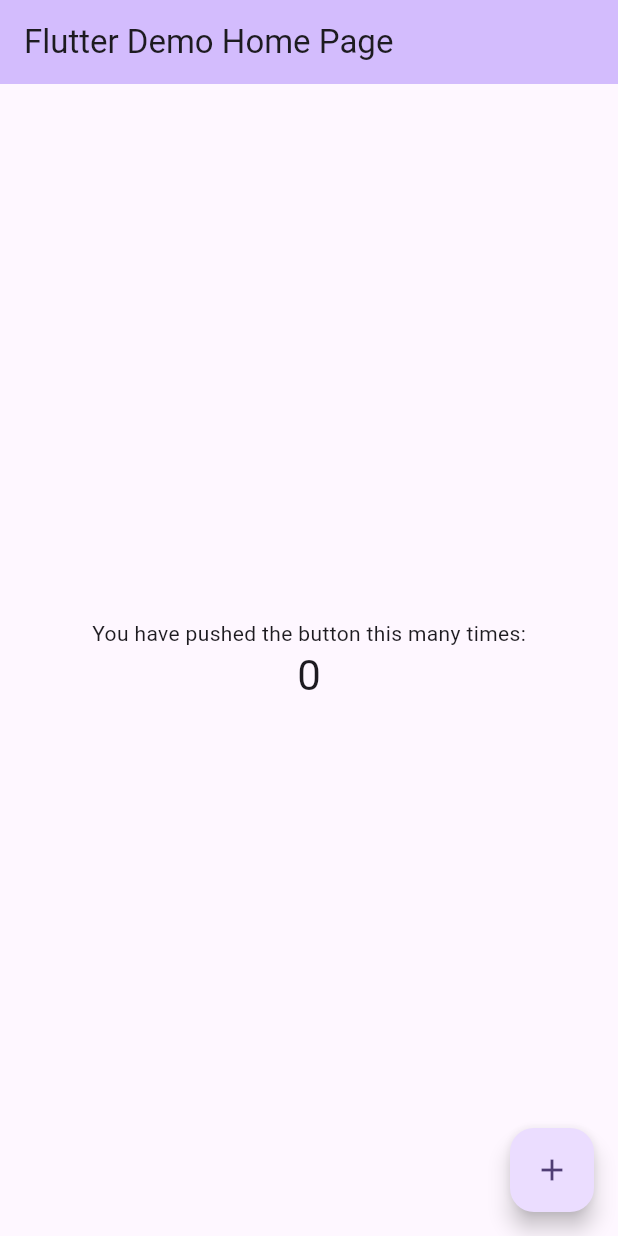
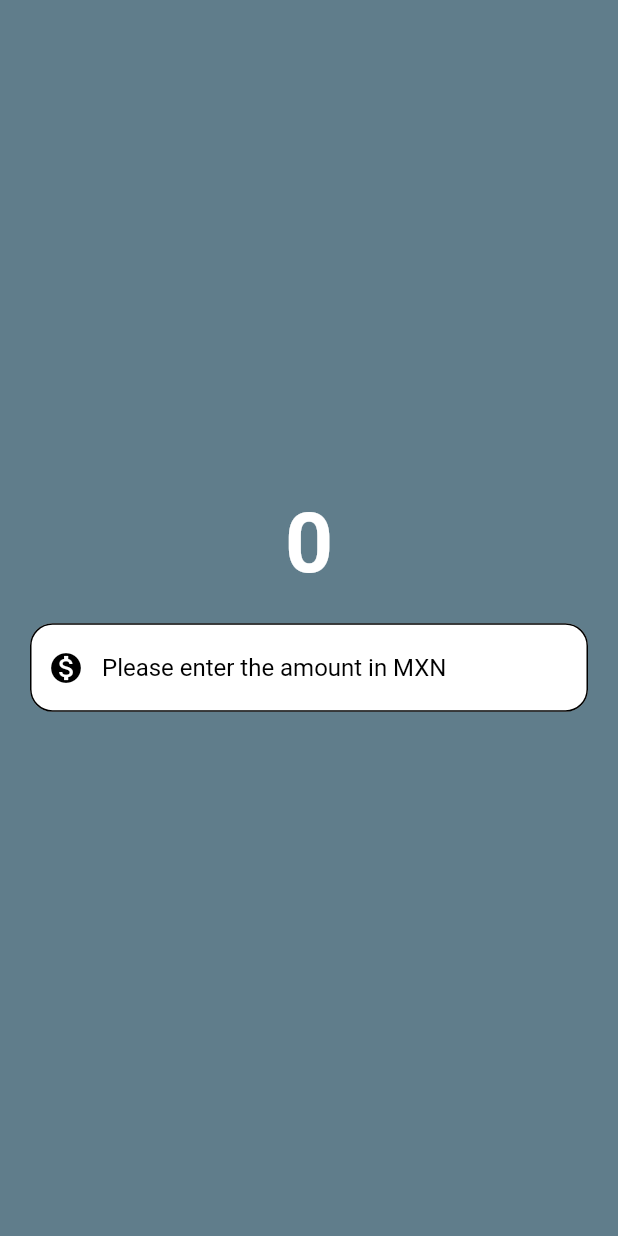
Before and after one commit to jordimauricio/currency_converter, a Flutter app: the screen it shows after launch, on a phone screen of 412 x 824 dp. Run offline on Flutter 3.47's test engine with Material 2 defaults, Android fonts, the phone set to English and light mode, and no system bars.

Commit message:
Basic UI and input text

```diff
--- /dev/null
+++ b/lib/currency_converter_material_page.dart
@@ -0,0 +1,62 @@
+import 'package:flutter/material.dart';
+import 'package:flutter/services.dart';
+
+class CurrencyConverterMaterialPage extends StatelessWidget {
+  const CurrencyConverterMaterialPage({super.key});
+
+  @override
+  Widget build(BuildContext context) {
+    return Scaffold(
+      backgroundColor: Colors.blueGrey,
+      body: Center(
+        child: Column(
+          mainAxisAlignment: MainAxisAlignment.center,
+          children: [
+            const Text(
+              "0",
+              style: TextStyle(
+                fontSize: 56,
+                fontWeight: FontWeight.bold,
+                color: Color.fromARGB(255, 255, 255, 255),
+              ),
+            ),
+            Container(
+              padding: const EdgeInsets.all(20),
+              child: TextField(
+                style: const TextStyle(
+                  color: Colors.black,
+                ),
+                decoration: const InputDecoration(
+                  hintText: "Please enter the amount in MXN",
+                  hintStyle: TextStyle(
+                    color: Colors.black,
+                  ),
+                  prefixIcon: Icon(
+                    Icons.monetization_on,
+                    color: Colors.black,
+                  ),
+                  filled: true,
+                  fillColor: Colors.white,
+                  focusedBorder: OutlineInputBorder(
+                    borderRadius: BorderRadius.all(
+                      Radius.circular(15),
+                    ),
+                  ),
+                  enabledBorder: OutlineInputBorder(
+                    borderRadius: BorderRadius.all(
+                      Radius.circular(15),
+                    ),
+                  ),
+                ),
+                keyboardType: const TextInputType.numberWithOptions(
+                  decimal: true,
+                ),
+                inputFormatters: [FilteringTextInputFormatter.digitsOnly],
+              ),
+            ),
+          ],
+        ),
+      ),
+    );
+  }
+}
--- a/lib/main.dart
+++ b/lib/main.dart
@@ -1,3 +1,4 @@
+import 'package:currency_converter/currency_converter_material_page.dart';
 import 'package:flutter/material.dart';
 
 void main() {
@@ -6,120 +7,10 @@ void main() {
 
 class MyApp extends StatelessWidget {
   const MyApp({super.key});
-
-  // This widget is the root of your application.
   @override
   Widget build(BuildContext context) {
-    return MaterialApp(
-      title: 'Flutter Demo',
-      theme: ThemeData(
-        // This is the theme of your application.
-        //
-        // TRY THIS: Try running your application with "flutter run". You'll see
-        // the application has a blue toolbar. Then, without quitting the app,
-        // try changing the seedColor in the colorScheme below to Colors.green
-        // and then invoke "hot reload" (save your changes or press the "hot
-        // reload" button in a Flutter-supported IDE, or press "r" if you used
-        // the command line to start the app).
-        //
-        // Notice that the counter didn't reset back to zero; the application
-        // state is not lost during the reload. To reset the state, use hot
-        // restart instead.
-        //
-        // This works for code too, not just values: Most code changes can be
-        // tested with just a hot reload.
-        colorScheme: ColorScheme.fromSeed(seedColor: Colors.deepPurple),
-        useMaterial3: true,
-      ),
-      home: const MyHomePage(title: 'Flutter Demo Home Page'),
+    return const MaterialApp(
+      home: CurrencyConverterMaterialPage(),
     );
   }
 }
-
-class MyHomePage extends StatefulWidget {
-  const MyHomePage({super.key, required this.title});
-
-  // This widget is the home page of your application. It is stateful, meaning
-  // that it has a State object (defined below) that contains fields that affect
-  // how it looks.
-
-  // This class is the configuration for the state. It holds the values (in this
-  // case the title) provided by the parent (in this case the App widget) and
-  // used by the build method of the State. Fields in a Widget subclass are
-  // always marked "final".
-
-  final String title;
-
-  @override
-  State<MyHomePage> createState() => _MyHomePageState();
-}
-
-class _MyHomePageState extends State<MyHomePage> {
-  int _counter = 0;
-
-  void _incrementCounter() {
-    setState(() {
-      // This call to setState tells the Flutter framework that something has
-      // changed in this State, which causes it to rerun the build method below
-      // so that the display can reflect the updated values. If we changed
-      // _counter without calling setState(), then the build method would not be
-      // called again, and so nothing would appear to happen.
-      _counter++;
-    });
-  }
-
-  @override
-  Widget build(BuildContext context) {
-    // This method is rerun every time setState is called, for instance as done
-    // by the _incrementCounter method above.
-    //
-    // The Flutter framework has been optimized to make rerunning build methods
-    // fast, so that you can just rebuild anything that needs updating rather
-    // than having to individually change instances of widgets.
-    return Scaffold(
-      appBar: AppBar(
-        // TRY THIS: Try changing the color here to a specific color (to
-        // Colors.amber, perhaps?) and trigger a hot reload to see the AppBar
-        // change color while the other colors stay the same.
-        backgroundColor: Theme.of(context).colorScheme.inversePrimary,
-        // Here we take the value from the MyHomePage object that was created by
-        // the App.build method, and use it to set our appbar title.
-        title: Text(widget.title),
-      ),
-      body: Center(
-        // Center is a layout widget. It takes a single child and positions it
-        // in the middle of the parent.
-        child: Column(
-          // Column is also a layout widget. It takes a list of children and
-          // arranges them vertically. By default, it sizes itself to fit its
-          // children horizontally, and tries to be as tall as its parent.
-          //
-          // Column has various properties to control how it sizes itself and
-          // how it positions its children. Here we use mainAxisAlignment to
-          // center the children vertically; the main axis here is the vertical
-          // axis because Columns are vertical (the cross axis would be
-          // horizontal).
-          //
-          // TRY THIS: Invoke "debug painting" (choose the "Toggle Debug Paint"
-          // action in the IDE, or press "p" in the console), to see the
-          // wireframe for each widget.
-          mainAxisAlignment: MainAxisAlignment.center,
-          children: <Widget>[
-            const Text(
-              'You have pushed the button this many times:',
-            ),
-            Text(
-              '$_counter',
-              style: Theme.of(context).textTheme.headlineMedium,
-            ),
-          ],
-        ),
-      ),
-      floatingActionButton: FloatingActionButton(
-        onPressed: _incrementCounter,
-        tooltip: 'Increment',
-        child: const Icon(Icons.add),
-      ), // This trailing comma makes auto-formatting nicer for build methods.
-    );
-  }
-}
```
